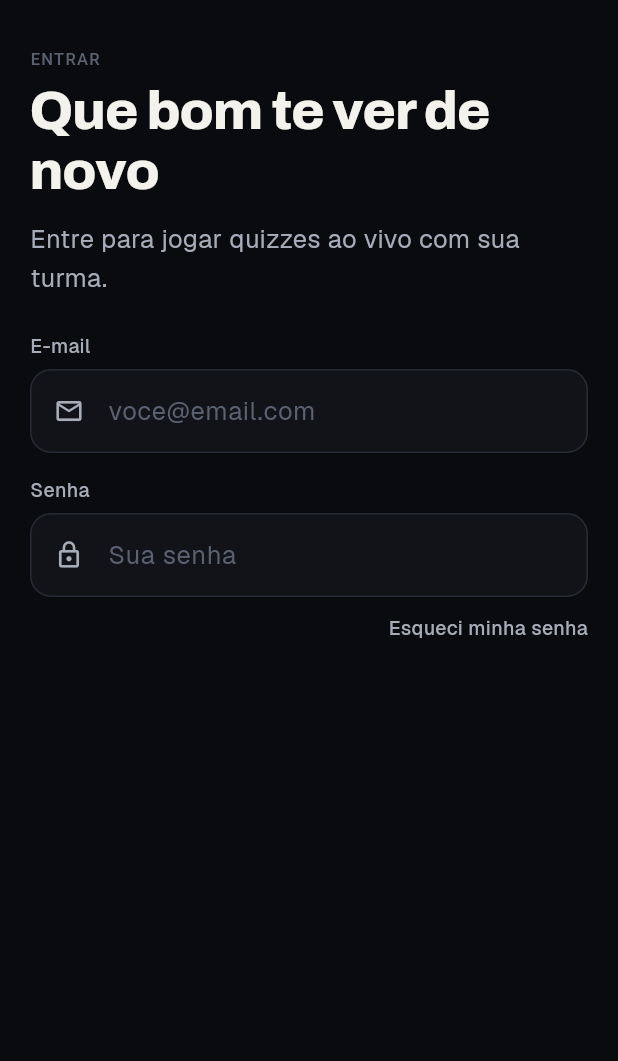
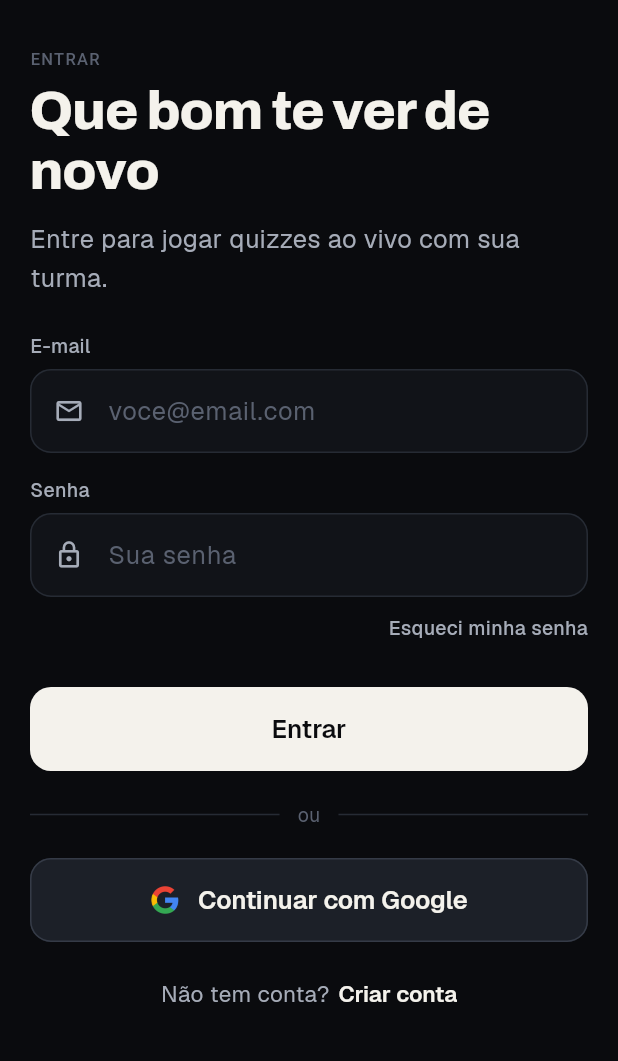
Before and after one commit to Lhferraaz/Quizzada, a Flutter app: the screen it shows after launch, scrolled down 786 dp, after a tap on "Login", on a phone screen of 412 x 824 dp, the part 84-1145 px from its top. Run offline on Flutter 3.47's test engine with Material 3 defaults, Android fonts, the phone set to English and light mode, and no system bars; our stand-ins replace flutter_riverpod, google_fonts; Roboto replaces fonts that are missing (Geist Mono).

Commit message:
feat: adiciona os botões e o rodapé do login

```diff
--- a/lib/ui/auth/screens/login_screen.dart
+++ b/lib/ui/auth/screens/login_screen.dart
@@ -1,5 +1,8 @@
 import 'package:flutter/material.dart';
+import 'package:quizzada/ui/auth/widgets/auth_footer.dart';
 import 'package:quizzada/ui/auth/widgets/brand_logo.dart';
+import 'package:quizzada/ui/auth/widgets/google_button.dart';
+import 'package:quizzada/ui/core/shared/widgets/qz_button.dart';
 import 'package:quizzada/ui/core/shared/widgets/qz_text_field.dart';
 import 'package:quizzada/ui/core/themes/qz_colors.dart';
 import 'package:quizzada/ui/core/themes/qz_text.dart';
@@ -55,6 +58,18 @@ class LoginScreen extends StatelessWidget {
                   style: QzText.labelS.copyWith(color: QzColors.textSecondary),
                 ),
               ),
+              const SizedBox(height: QzSpace.s32),
+              QzButton(label: 'Entrar', expanded: true, onPressed: () {}),
+              const SizedBox(height: QzSpace.s20),
+              const _OrDivider(),
+              const SizedBox(height: QzSpace.s20),
+              GoogleButton(onPressed: () {}),
+              const SizedBox(height: QzSpace.s24),
+              AuthFooter(
+                question: 'Não tem conta?',
+                actionLabel: 'Criar conta',
+                onPressed: () {},
+              ),
             ],
           ),
         ),
@@ -62,3 +77,24 @@ class LoginScreen extends StatelessWidget {
     );
   }
 }
+
+class _OrDivider extends StatelessWidget {
+  const _OrDivider();
+
+  @override
+  Widget build(BuildContext context) {
+    return Row(
+      children: [
+        const Expanded(
+          child: Divider(height: 1, thickness: 1, color: QzColors.borderSubtle),
+        ),
+        const SizedBox(width: QzSpace.s12),
+        Text('ou', style: QzText.bodyS.copyWith(color: QzColors.textMuted)),
+        const SizedBox(width: QzSpace.s12),
+        const Expanded(
+          child: Divider(height: 1, thickness: 1, color: QzColors.borderSubtle),
+        ),
+      ],
+    );
+  }
+}
--- /dev/null
+++ b/lib/ui/auth/widgets/auth_footer.dart
@@ -0,0 +1,34 @@
+import 'package:flutter/cupertino.dart';
+import 'package:quizzada/ui/core/themes/qz_colors.dart';
+import 'package:quizzada/ui/core/themes/qz_text.dart';
+
+class AuthFooter extends StatelessWidget {
+  const AuthFooter({
+    super.key,
+    required this.question,
+    required this.actionLabel,
+    required this.onPressed,
+  });
+
+  final String question;
+  final String actionLabel;
+  final VoidCallback onPressed;
+
+  @override
+  Widget build(BuildContext context) {
+    return Row(
+      mainAxisAlignment: MainAxisAlignment.center,
+      children: [
+        Text(
+          question,
+          style: QzText.bodyM.copyWith(color: QzColors.textSecondary),
+        ),
+        const SizedBox(width: 6),
+        GestureDetector(
+          onTap: onPressed,
+          child: Text(actionLabel, style: QzText.labelM.copyWith(color: QzColors.textPrimary),),
+        )
+      ],
+    );
+  }
+}
--- /dev/null
+++ b/lib/ui/auth/widgets/google_button.dart
@@ -0,0 +1,47 @@
+import 'package:flutter/material.dart';
+import 'package:quizzada/ui/core/themes/qz_colors.dart';
+import 'package:quizzada/ui/core/themes/qz_radius.dart';
+import 'package:quizzada/ui/core/themes/qz_space.dart';
+import 'package:quizzada/ui/core/themes/qz_text.dart';
+
+class GoogleButton extends StatelessWidget {
+  const GoogleButton({super.key, required this.onPressed});
+
+  final VoidCallback onPressed;
+
+  @override
+  Widget build(BuildContext context) {
+    final shape = RoundedRectangleBorder(
+      borderRadius: BorderRadius.circular(QzRadius.md),
+      side: const BorderSide(color: QzColors.borderStrong),
+    );
+
+    return SizedBox(
+      height: 56,
+      child: Material(
+        color: QzColors.bgRaised,
+        shape: shape,
+        child: InkWell(
+          customBorder: shape,
+          onTap: onPressed,
+          child: Row(
+            mainAxisAlignment: MainAxisAlignment.center,
+            children: [
+              Image.asset(
+                'assets/images/google.png',
+                width: 20,
+                height: 20,
+                semanticLabel: 'Google',
+              ),
+              const SizedBox(width: QzSpace.s12),
+              Text(
+                'Continuar com Google',
+                style: QzText.labelL.copyWith(color: QzColors.textPrimary),
+              ),
+            ],
+          ),
+        ),
+      ),
+    );
+  }
+}
```
Also changed, not shown: assets/images/google.png (added).
